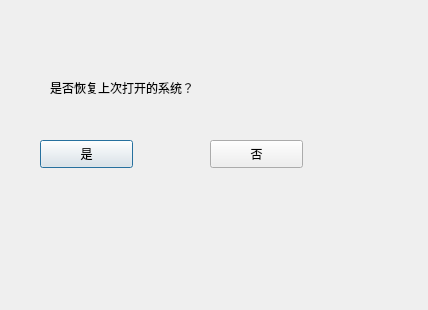
This is TouristUI/welcomedlg.ui in Bamboo0206/Tourist_UI as Qt 5 draws it before an edit. The edited form follows.
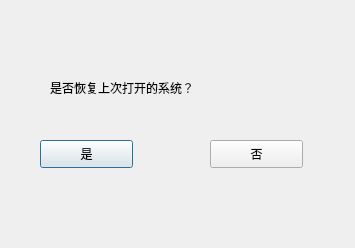
This is the edited form.

```diff
--- a/TouristUI/welcomedlg.ui
+++ b/TouristUI/welcomedlg.ui
@@ -6,8 +6,8 @@
    <rect>
     <x>0</x>
     <y>0</y>
-    <width>428</width>
-    <height>310</height>
+    <width>355</width>
+    <height>248</height>
    </rect>
   </property>
   <property name="windowTitle">
```
